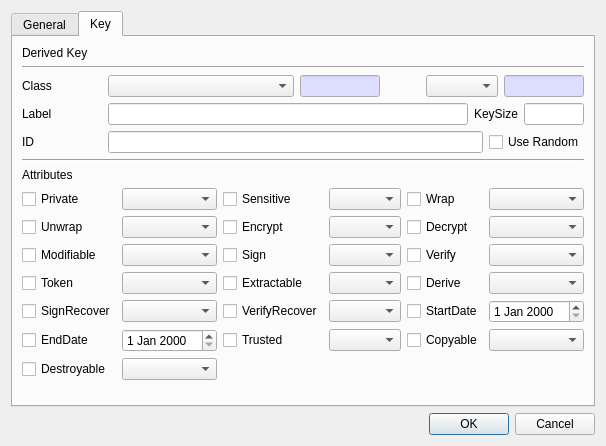
Qt form CryptokiMan/derive_key_dlg.ui (jykim74/CryptokiMan) before a commit.
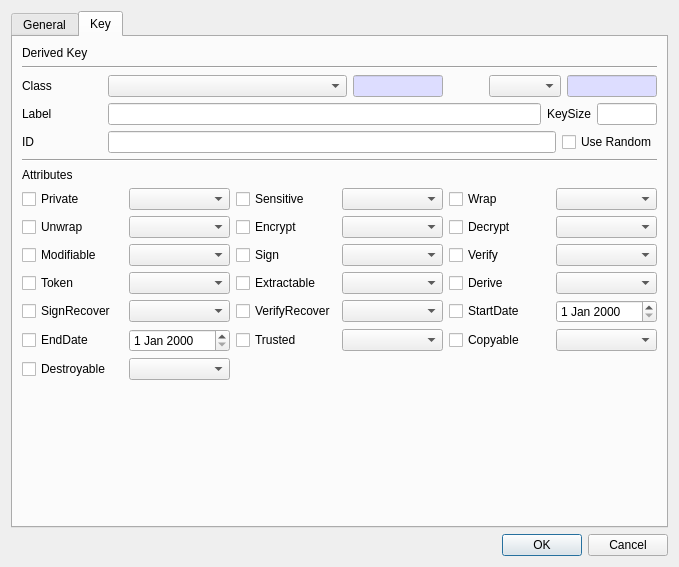
The same form after that commit. The open tabs and pages were chosen to show the change.

Patch:
```diff
--- a/CryptokiMan/derive_key_dlg.ui
+++ b/CryptokiMan/derive_key_dlg.ui
@@ -6,8 +6,8 @@
    <rect>
     <x>0</x>
     <y>0</y>
-    <width>579</width>
-    <height>446</height>
+    <width>679</width>
+    <height>567</height>
    </rect>
   </property>
   <property name="windowTitle">
@@ -742,13 +742,13 @@
           <widget class="QLineEdit" name="mClassText">
            <property name="minimumSize">
             <size>
-             <width>80</width>
+             <width>90</width>
              <height>0</height>
             </size>
            </property>
            <property name="maximumSize">
             <size>
-             <width>80</width>
+             <width>90</width>
              <height>16777215</height>
             </size>
            </property>
@@ -788,13 +788,13 @@
           <widget class="QLineEdit" name="mTypeText">
            <property name="minimumSize">
             <size>
-             <width>80</width>
+             <width>90</width>
              <height>0</height>
             </size>
            </property>
            <property name="maximumSize">
             <size>
-             <width>80</width>
+             <width>90</width>
              <height>16777215</height>
             </size>
            </property>
```
Left out of the diff: 6 changed lines with no effect on the pictures.
